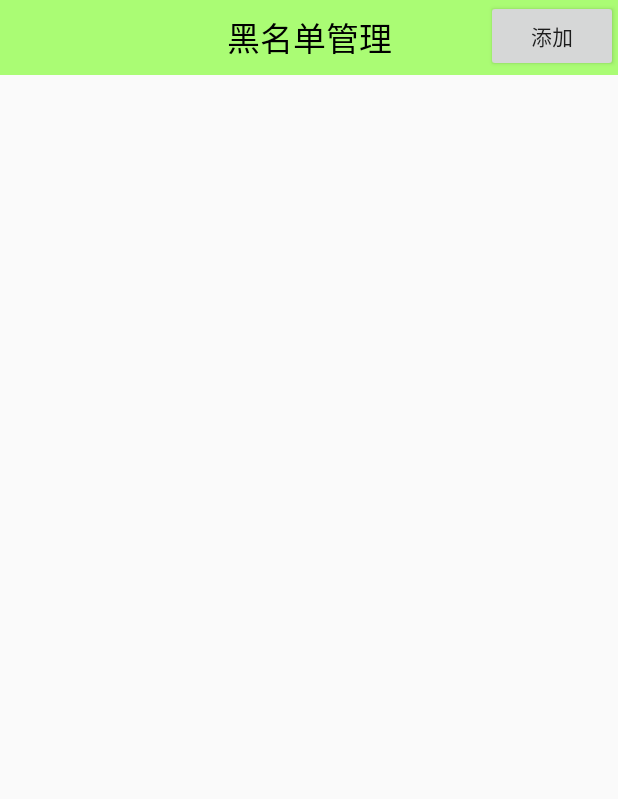
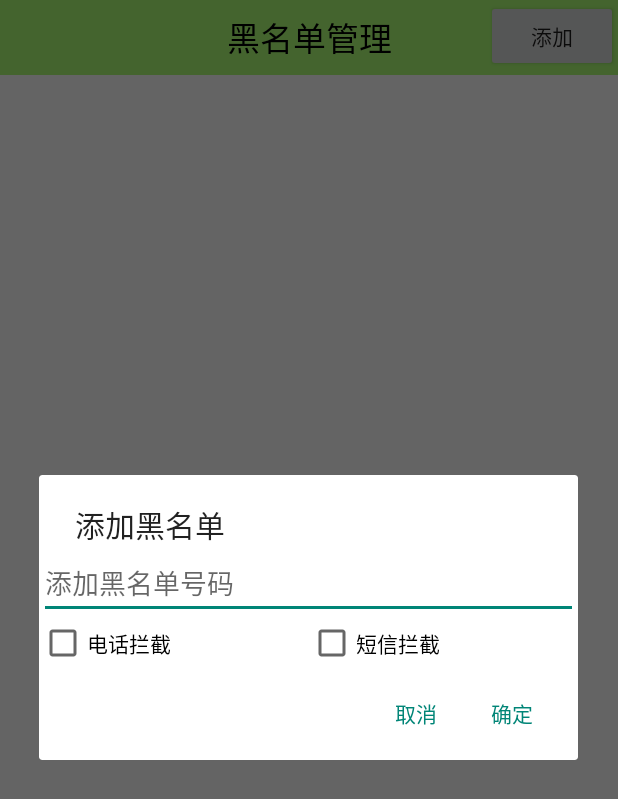
Before and after one commit to jcj123/royalmobilesafe, an Android app: the CallSmsSafeActivity screen opened directly, with no data from a screen before it, after a tap on "添加", on a phone screen of 412 x 824 dp. Shown: the top 799 px of the screen. Run offline under Robolectric (Android 15) with nearby library versions, the light colour scheme and no system bars.

Commit message:
第二次提交（增加了黑名单添加功能）

```diff
--- a/app/src/main/java/royal/com/qs/jcj/activity/CallSmsSafeActivity.java
+++ b/app/src/main/java/royal/com/qs/jcj/activity/CallSmsSafeActivity.java
@@ -1,16 +1,20 @@
 package royal.com.qs.jcj.activity;
 
 import android.app.Activity;
+import android.app.AlertDialog;
 import android.content.Context;
+import android.content.DialogInterface;
 import android.os.Handler;
 import android.os.Message;
 import android.support.v7.app.ActionBarActivity;
 import android.os.Bundle;
+import android.text.TextUtils;
 import android.view.View;
 import android.view.ViewGroup;
 import android.widget.AbsListView;
 import android.widget.ArrayAdapter;
 import android.widget.BaseAdapter;
+import android.widget.CheckBox;
 import android.widget.EditText;
 import android.widget.LinearLayout;
 import android.widget.ListView;
@@ -165,8 +169,68 @@ public class CallSmsSafeActivity extends Activity {
             TextView tv_mode;
         }
 
-        public void addNumber(View view) {
+    }
 
-        }
+    /**
+     * 添加黑名单
+     * @param view
+     */
+    public void addNumber(View view) {
+        final AlertDialog.Builder builder = new AlertDialog.Builder(this);
+        final AlertDialog dialog = builder.create();
+        builder.setTitle("添加黑名单");
+        final View dialog_bn = View.inflate(this, R.layout.dialog_addblacknumber, null);
+        final EditText et_addBlackNumber = (EditText) dialog_bn.findViewById(R.id.et_addBlackNumber);
+        final CheckBox cb_block_phone = (CheckBox) dialog_bn.findViewById(R.id.cb_block_phone);
+        final CheckBox cb_block_sms = (CheckBox) dialog_bn.findViewById(R.id.cb_block_sms);
+
+
+        builder.setPositiveButton("确定", new DialogInterface.OnClickListener() {
+            @Override
+            public void onClick(DialogInterface dialog, int which) {
+                final String number = et_addBlackNumber.getText().toString();
+                if(TextUtils.isEmpty(number)) {
+                    Toast.makeText(CallSmsSafeActivity.this,"亲，黑名单号码不能为空",
+                            Toast.LENGTH_SHORT).show();
+                }
+                String mode = "";
+                if(cb_block_phone.isChecked()&& cb_block_sms.isChecked()){
+                    mode = "1";
+                }else if(cb_block_phone.isChecked()){
+                    mode = "2";
+                }else if(cb_block_sms.isChecked()){
+                    mode = "3";
+                }else{
+                    Toast.makeText(CallSmsSafeActivity.this,"请勾选拦截模式",Toast.LENGTH_SHORT).show();
+                    return;
+                }
+
+                final BlackNumber blackNumber = new BlackNumber(number, mode);
+                numbers.add(0,blackNumber);
+
+                dao.add(number,mode);
+
+                if (adapter==null) {
+                    adapter = new BlackNumberAdapter(CallSmsSafeActivity.this,
+                            R.layout.list_items_blacknumber,numbers);
+                    lv_blacknumber.setAdapter(adapter);
+                }else {
+                    adapter.notifyDataSetChanged();
+                }
+
+                dialog.dismiss();
+            }
+        });
+
+        builder.setNegativeButton("取消", new DialogInterface.OnClickListener() {
+            @Override
+            public void onClick(DialogInterface dialog, int which) {
+                System.out.println("取消");
+                dialog.dismiss();
+            }
+        });
+        builder.setView(dialog_bn);
+
+        builder.show();
     }
 }
--- /dev/null
+++ b/app/src/main/res/layout/dialog_addblacknumber.xml
@@ -0,0 +1,32 @@
+<?xml version="1.0" encoding="utf-8"?>
+<LinearLayout xmlns:android="http://schemas.android.com/apk/res/android"
+    android:layout_width="match_parent"
+    android:layout_height="match_parent"
+    android:orientation="vertical">
+
+
+    <EditText
+        android:id="@+id/et_addBlackNumber"
+        android:layout_width="match_parent"
+        android:layout_height="wrap_content"
+        android:hint="添加黑名单号码"
+        />
+    <LinearLayout
+        android:layout_width="match_parent"
+        android:layout_height="wrap_content">
+        <CheckBox
+            android:id="@+id/cb_block_phone"
+            android:layout_width="0dp"
+            android:layout_height="wrap_content"
+            android:layout_weight="1"
+            android:text="电话拦截"
+            />
+        <CheckBox
+            android:id="@+id/cb_block_sms"
+            android:layout_width="0dp"
+            android:layout_height="wrap_content"
+            android:layout_weight="1"
+            android:text="短信拦截"
+            />
+    </LinearLayout>
+</LinearLayout>
```
Also changed, not shown: app/src/main/java/royal/com/qs/jcj/db/dao/BlackNumberDao.java (+13 -0 lines).
